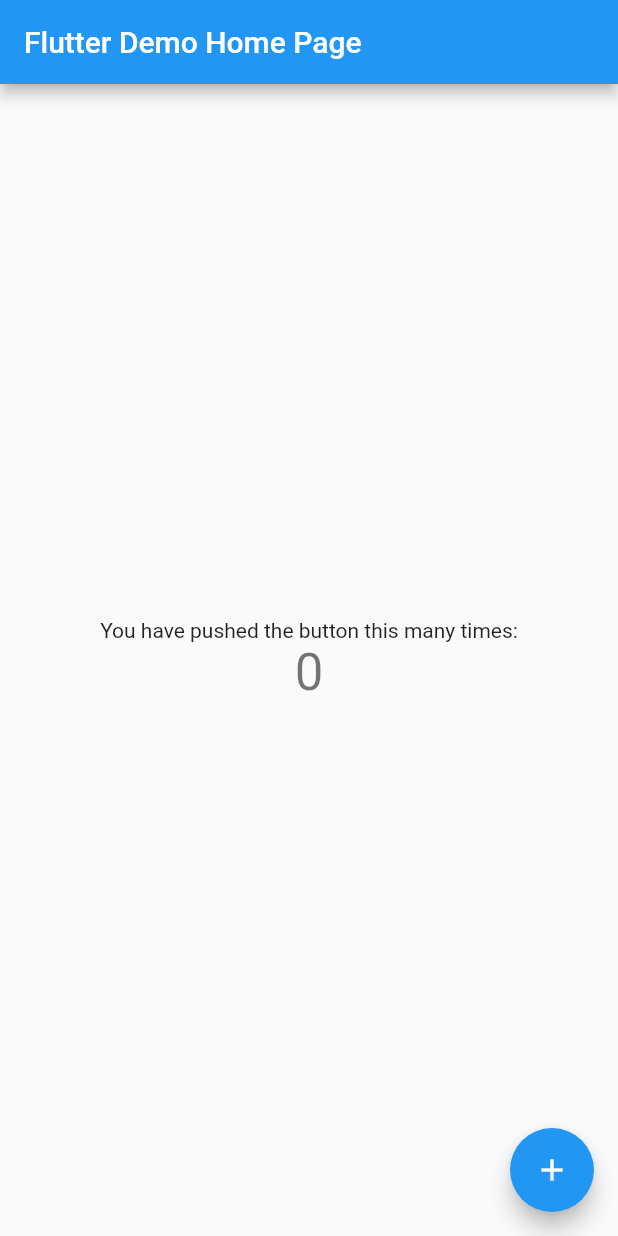
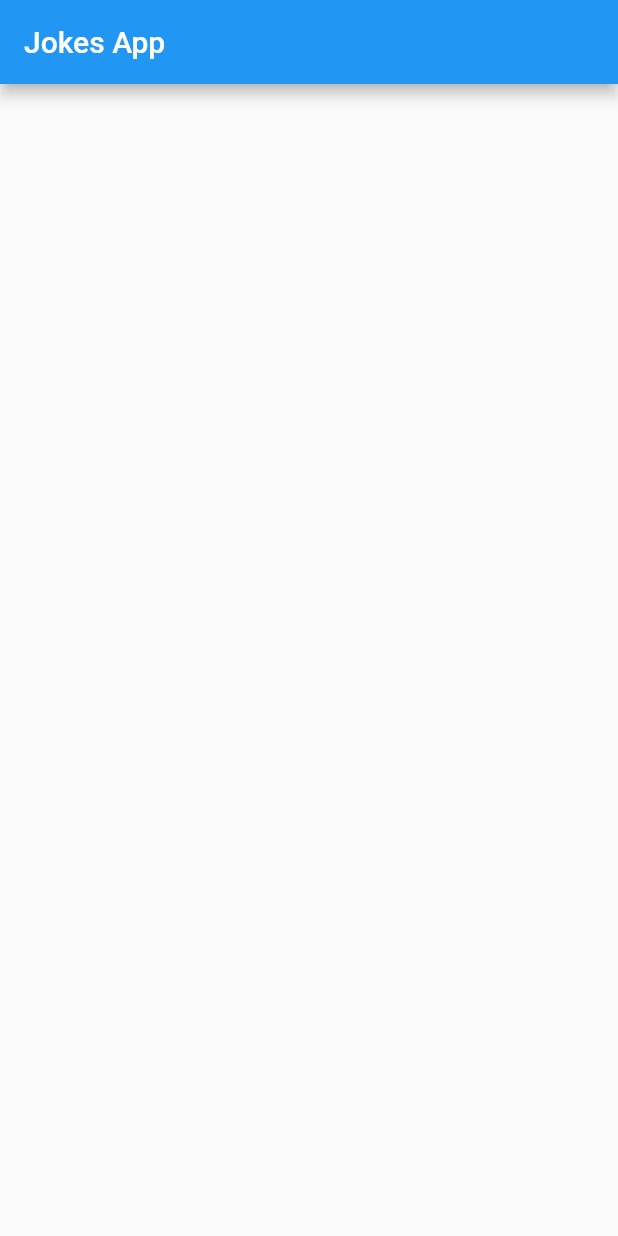
Before and after one commit to JoshKisb/flutter_jokes, a Flutter app: the screen it shows after launch, on a phone screen of 412 x 824 dp. Run offline on Flutter 3.47's test engine with Material 2 defaults, Android fonts, the phone set to English and light mode, and no system bars.

Commit message:
Create basic file and folder architecture

```diff
--- a/lib/main.dart
+++ b/lib/main.dart
@@ -1,113 +1,19 @@
 import 'package:flutter/material.dart';
+import 'package:jokes_app/pages/home.dart';
 
 void main() {
   runApp(MyApp());
 }
 
 class MyApp extends StatelessWidget {
-  // This widget is the root of your application.
   @override
   Widget build(BuildContext context) {
     return MaterialApp(
-      title: 'Flutter Demo',
+      title: 'Jokes App',
       theme: ThemeData(
-        // This is the theme of your application.
-        //
-        // Try running your application with "flutter run". You'll see the
-        // application has a blue toolbar. Then, without quitting the app, try
-        // changing the primarySwatch below to Colors.green and then invoke
-        // "hot reload" (press "r" in the console where you ran "flutter run",
-        // or simply save your changes to "hot reload" in a Flutter IDE).
-        // Notice that the counter didn't reset back to zero; the application
-        // is not restarted.
         primarySwatch: Colors.blue,
       ),
-      home: MyHomePage(title: 'Flutter Demo Home Page'),
+      home: HomePage(),
     );
   }
 }
-
-class MyHomePage extends StatefulWidget {
-  MyHomePage({Key key, this.title}) : super(key: key);
-
-  // This widget is the home page of your application. It is stateful, meaning
-  // that it has a State object (defined below) that contains fields that affect
-  // how it looks.
-
-  // This class is the configuration for the state. It holds the values (in this
-  // case the title) provided by the parent (in this case the App widget) and
-  // used by the build method of the State. Fields in a Widget subclass are
-  // always marked "final".
-
-  final String title;
-
-  @override
-  _MyHomePageState createState() => _MyHomePageState();
-}
-
-class _MyHomePageState extends State<MyHomePage> {
-  int _counter = 0;
-
-  void _incrementCounter() {
-    setState(() {
-      // This call to setState tells the Flutter framework that something has
-      // changed in this State, which causes it to rerun the build method below
-      // so that the display can reflect the updated values. If we changed
-      // _counter without calling setState(), then the build method would not be
-      // called again, and so nothing would appear to happen.
-      _counter++;
-    });
-  }
-
-  @override
-  Widget build(BuildContext context) {
-    // This method is rerun every time setState is called, for instance as done
-    // by the _incrementCounter method above.
-    //
-    // The Flutter framework has been optimized to make rerunning build methods
-    // fast, so that you can just rebuild anything that needs updating rather
-    // than having to individually change instances of widgets.
-    return Scaffold(
-      appBar: AppBar(
-        // Here we take the value from the MyHomePage object that was created by
-        // the App.build method, and use it to set our appbar title.
-        title: Text(widget.title),
-      ),
-      body: Center(
-        // Center is a layout widget. It takes a single child and positions it
-        // in the middle of the parent.
-        child: Column(
-          // Column is also a layout widget. It takes a list of children and
-          // arranges them vertically. By default, it sizes itself to fit its
-          // children horizontally, and tries to be as tall as its parent.
-          //
-          // Invoke "debug painting" (press "p" in the console, choose the
-          // "Toggle Debug Paint" action from the Flutter Inspector in Android
-          // Studio, or the "Toggle Debug Paint" command in Visual Studio Code)
-          // to see the wireframe for each widget.
-          //
-          // Column has various properties to control how it sizes itself and
-          // how it positions its children. Here we use mainAxisAlignment to
-          // center the children vertically; the main axis here is the vertical
-          // axis because Columns are vertical (the cross axis would be
-          // horizontal).
-          mainAxisAlignment: MainAxisAlignment.center,
-          children: <Widget>[
-            Text(
-              'You have pushed the button this many times:',
-            ),
-            Text(
-              '$_counter',
-              style: Theme.of(context).textTheme.headline4,
-            ),
-          ],
-        ),
-      ),
-      floatingActionButton: FloatingActionButton(
-        onPressed: _incrementCounter,
-        tooltip: 'Increment',
-        child: Icon(Icons.add),
-      ), // This trailing comma makes auto-formatting nicer for build methods.
-    );
-  }
-}
--- /dev/null
+++ b/lib/models/joke.dart
@@ -0,0 +1,4 @@
+
+class Joke {
+
+}
--- /dev/null
+++ b/lib/pages/home.dart
@@ -0,0 +1,11 @@
+import 'package:flutter/material.dart';
+
+class HomePage extends StatelessWidget {
+  @override
+  Widget build(BuildContext context) {
+    return Scaffold(
+      appBar: AppBar(title: Text("Jokes App"),),
+      body: Container(),
+    );
+  }
+}
--- /dev/null
+++ b/lib/providers/jokes.dart
@@ -0,0 +1,6 @@
+import 'package:flutter/material.dart';
+
+class Jokes with ChangeNotifier {
+
+
+}
--- /dev/null
+++ b/lib/services/api.dart
@@ -0,0 +1,3 @@
+class ApiService {
+
+}
```
Also changed, not shown: pubspec.yaml (+2 -6 lines), lib/utils/urls.dart (added), pubspec.lock, 1 other file.
